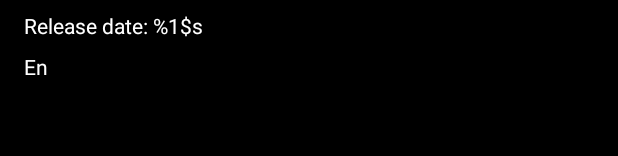
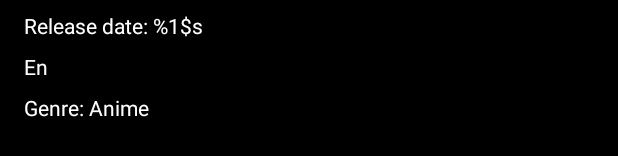
Before and after one commit to adityawibisana/themoviedb-oddbit, an Android app: the layout activity_movie_detail.xml on its own in the app's theme, with its tools: preview values and no code run, on a phone screen of 412 x 824 dp. Shown: the part 713-869 px from the top of the screen. Run offline under Robolectric (Android 15) with nearby library versions, the phone set to English and light mode, and no system bars; network calls fail.

Commit message:
Add genres

```diff
--- a/app/src/main/java/com/aw/themoviedboddbit/db/GenreDao.kt
+++ b/app/src/main/java/com/aw/themoviedboddbit/db/GenreDao.kt
@@ -9,4 +9,7 @@ import com.aw.themoviedboddbit.models.entity.Genre
 abstract class GenreDao : BaseDao<Genre> {
     @Query("SELECT `name` FROM Genre WHERE `id` = :id ")
     abstract fun get(id: Int): LiveData<String?>
+
+    @Query("SELECT * FROM Genre WHERE `id` = :id ")
+    abstract fun getAllValue(id: Int): Genre
 }
--- a/app/src/main/java/com/aw/themoviedboddbit/di/NetworkModule.kt
+++ b/app/src/main/java/com/aw/themoviedboddbit/di/NetworkModule.kt
@@ -1,7 +1,9 @@
 package com.aw.themoviedboddbit.di
 
 import androidx.annotation.NonNull
+import androidx.lifecycle.LiveData
 import com.aw.themoviedboddbit.api.RequestInterceptor
+import com.aw.themoviedboddbit.models.entity.Movie
 import com.aw.themoviedboddbit.models.network.DiscoverMovieResponse
 import com.aw.themoviedboddbit.models.network.GenresResponse
 import dagger.Module
@@ -13,6 +15,7 @@ import retrofit2.Call
 import retrofit2.Retrofit
 import retrofit2.converter.gson.GsonConverterFactory
 import retrofit2.http.GET
+import retrofit2.http.Path
 import retrofit2.http.Query
 import javax.inject.Singleton
 
@@ -49,6 +52,9 @@ object NetworkModule {
 
         @GET("3/genre/movie/list")
         fun fetchGenres(@Query("language") language: String = "en-US"): Call<GenresResponse>
+
+        @GET("/3/movie/{movie_id}")
+        fun fetchVideos(@Path("movie_id") id: Int): Call<Movie>
     }
 
 }
--- a/app/src/main/java/com/aw/themoviedboddbit/models/entity/Movie.kt
+++ b/app/src/main/java/com/aw/themoviedboddbit/models/entity/Movie.kt
@@ -19,5 +19,6 @@ data class Movie(
     val popularity: Float,
     val vote_count: Int,
     val video: Boolean,
-    val vote_average: Float
+    val vote_average: Float,
+    val genres: List<Genre>?
 )
--- a/app/src/main/res/layout/activity_movie_detail.xml
+++ b/app/src/main/res/layout/activity_movie_detail.xml
@@ -66,6 +66,17 @@
     <TextView
         android:layout_width="wrap_content"
         android:layout_height="wrap_content"
+        android:id="@+id/genres"
+        app:layout_constraintLeft_toLeftOf="parent"
+        app:layout_constraintTop_toBottomOf="@id/language"
+        android:layout_marginStart="@dimen/margin"
+        android:layout_marginTop="@dimen/margin_small"
+        android:layout_marginEnd="@dimen/margin"
+        tools:text="Genre: Anime"/>
+
+    <TextView
+        android:layout_width="wrap_content"
+        android:layout_height="wrap_content"
         android:id="@+id/popularity"
         app:layout_constraintBottom_toBottomOf="@id/backdrop"
         app:layout_constraintRight_toRightOf="@id/backdrop"
--- a/app/src/main/res/values/strings.xml
+++ b/app/src/main/res/values/strings.xml
@@ -8,4 +8,5 @@
     <string name="feature_not_available">Sorry, this feature is not available on your device</string>
     <string name="release_date">Release date: %1$s</string>
     <string name="language">Language: %1$s</string>
+    <string name="genre">Genre: </string>
 </resources>
```
Also changed, not shown: app/src/main/java/com/aw/themoviedboddbit/MovieDetailActivity.kt (+14 -4 lines), app/src/main/java/com/aw/themoviedboddbit/viewModels/MovieDetailActivityViewModel.kt (added, +49 -0 lines).
